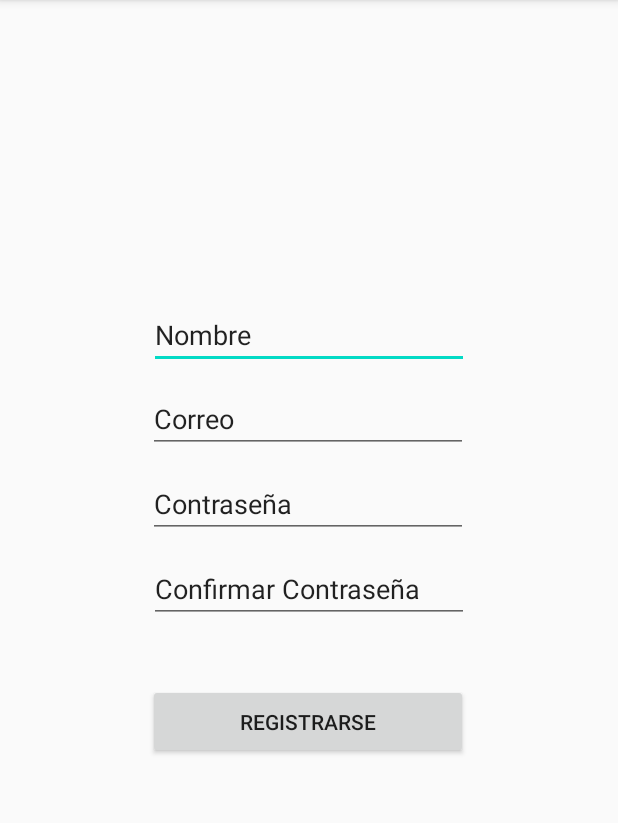
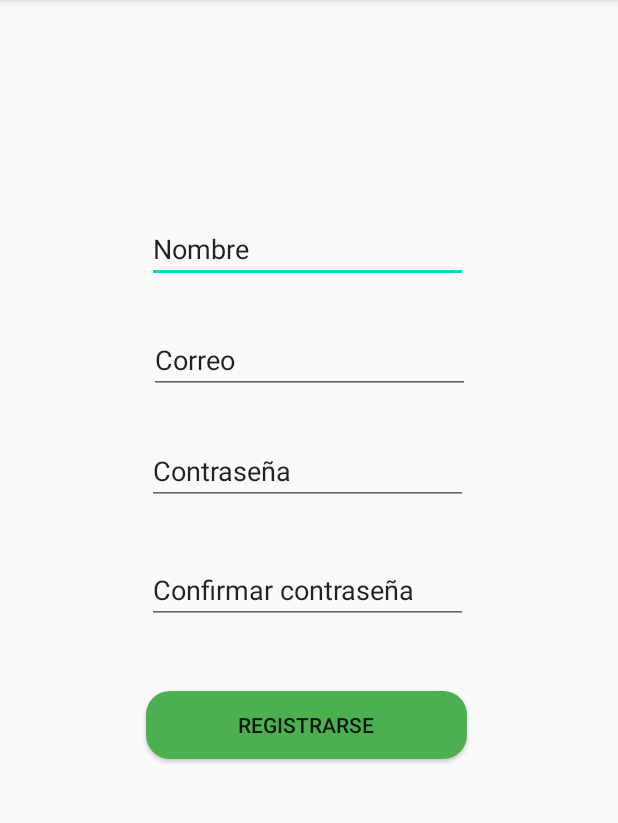
Before and after one commit to vcarlos97/PruebaA, an Android app: the RegisterActivity screen opened directly, with no data from a screen before it, on a phone screen of 412 x 824 dp, the part 84-907 px from its top. Run offline under Robolectric (Android 15) with nearby library versions, the light colour scheme and no system bars.

Commit message:
Commit diseño

```diff
--- a/app/src/main/java/edu/upc/login/MainActivity.java
+++ b/app/src/main/java/edu/upc/login/MainActivity.java
@@ -61,7 +61,7 @@ public class MainActivity extends Activity {
         });
 
         Button loginButton = findViewById(R.id.loginButton);
-        //Cuando clickamos en loginButton -> Creamos llamamos a los strings nombre y password, los metemos en objeto loginCredientials y lo enviamos.
+        //Cuando clickamos en loginButton -> Creamos llamamos a los strings nombre y password, los metemos en variable login
         loginButton.setOnClickListener(new View.OnClickListener() {
             @Override
             public void onClick(View v) {
--- a/app/src/main/res/drawable/button_rounded.xml
+++ b/app/src/main/res/drawable/button_rounded.xml
@@ -1,7 +1,7 @@
 <?xml version="1.0" encoding="utf-8"?>
 <shape xmlns:android="http://schemas.android.com/apk/res/android">
     <corners android:radius="16dp"/>
-    <solid android:color="@color/colorPrimary"/>
+    <solid android:color="#4CAF50"/>
 
 
 </shape>
--- a/app/src/main/res/drawable/button_rounded_border.xml
+++ b/app/src/main/res/drawable/button_rounded_border.xml
@@ -3,7 +3,7 @@
     <corners android:radius="16dp"/>
     <stroke
         android:width="2dp"
-        android:color="@color/colorPrimary"/>
+        android:color="#4CAF50"/>
 
 
 
--- a/app/src/main/res/layout/activity_register.xml
+++ b/app/src/main/res/layout/activity_register.xml
@@ -1,77 +1,80 @@
 <?xml version="1.0" encoding="utf-8"?>
-<androidx.constraintlayout.widget.ConstraintLayout xmlns:android="http://schemas.android.com/apk/res/android"
+<androidx.constraintlayout.widget.ConstraintLayout
+    xmlns:android="http://schemas.android.com/apk/res/android"
     xmlns:app="http://schemas.android.com/apk/res-auto"
     xmlns:tools="http://schemas.android.com/tools"
     android:layout_width="match_parent"
-    android:layout_height="match_parent"
-    tools:context=".RegisterActivity">
+    android:layout_height="match_parent">
 
     <EditText
         android:id="@+id/nombreText"
-        android:layout_width="wrap_content"
-        android:layout_height="wrap_content"
+        android:layout_width="214dp"
+        android:layout_height="45dp"
         android:ems="10"
         android:inputType="textPersonName"
         android:text="Nombre"
+
         app:layout_constraintBottom_toBottomOf="parent"
         app:layout_constraintEnd_toEndOf="parent"
-        app:layout_constraintHorizontal_bias="0.501"
+        app:layout_constraintHorizontal_bias="0.494"
         app:layout_constraintStart_toStartOf="parent"
         app:layout_constraintTop_toTopOf="parent"
-        app:layout_constraintVertical_bias="0.278" />
+        app:layout_constraintVertical_bias="0.198" />
 
     <EditText
         android:id="@+id/correoText"
-        android:layout_width="wrap_content"
-        android:layout_height="wrap_content"
+        android:layout_width="214dp"
+        android:layout_height="45dp"
         android:ems="10"
         android:inputType="textPersonName"
         android:text="Correo"
+
         app:layout_constraintBottom_toBottomOf="parent"
         app:layout_constraintEnd_toEndOf="parent"
-        app:layout_constraintHorizontal_bias="0.498"
         app:layout_constraintStart_toStartOf="parent"
         app:layout_constraintTop_toTopOf="parent"
-        app:layout_constraintVertical_bias="0.355" />
+        app:layout_constraintVertical_bias="0.301" />
 
     <EditText
         android:id="@+id/contraseñaText"
-        android:layout_width="wrap_content"
-        android:layout_height="wrap_content"
+        android:layout_width="214dp"
+        android:layout_height="45dp"
         android:ems="10"
         android:inputType="textPersonName"
         android:text="Contraseña"
+
         app:layout_constraintBottom_toBottomOf="parent"
         app:layout_constraintEnd_toEndOf="parent"
-        app:layout_constraintHorizontal_bias="0.498"
+        app:layout_constraintHorizontal_bias="0.494"
         app:layout_constraintStart_toStartOf="parent"
         app:layout_constraintTop_toTopOf="parent"
-        app:layout_constraintVertical_bias="0.434" />
+        app:layout_constraintVertical_bias="0.403" />
 
     <EditText
         android:id="@+id/confContraseñaText"
-        android:layout_width="wrap_content"
-        android:layout_height="wrap_content"
+        android:layout_width="214dp"
+        android:layout_height="45dp"
         android:ems="10"
         android:inputType="textPersonName"
-        android:text="Confirmar Contraseña"
+        android:text="Confirmar contraseña"
+
         app:layout_constraintBottom_toBottomOf="parent"
         app:layout_constraintEnd_toEndOf="parent"
-        app:layout_constraintHorizontal_bias="0.501"
+        app:layout_constraintHorizontal_bias="0.494"
         app:layout_constraintStart_toStartOf="parent"
         app:layout_constraintTop_toTopOf="parent"
-        app:layout_constraintVertical_bias="0.512" />
+        app:layout_constraintVertical_bias="0.513" />
 
     <Button
         android:id="@+id/regButton"
-        android:layout_width="213dp"
-        android:layout_height="50dp"
+        android:layout_width="214dp"
+        android:layout_height="45dp"
         android:text="Registrarse"
+        android:background="@drawable/button_rounded"
         app:layout_constraintBottom_toBottomOf="parent"
         app:layout_constraintEnd_toEndOf="parent"
-        app:layout_constraintHorizontal_bias="0.498"
+        app:layout_constraintHorizontal_bias="0.49"
         app:layout_constraintStart_toStartOf="parent"
         app:layout_constraintTop_toTopOf="parent"
-        app:layout_constraintVertical_bias="0.635" />
-
+        app:layout_constraintVertical_bias="0.637" />
 </androidx.constraintlayout.widget.ConstraintLayout>
```
Also changed, not shown: app/src/main/res/layout/activity_main.xml (+19 -21 lines), app/src/main/res/drawable-v24/logo_blanco.png (added).
